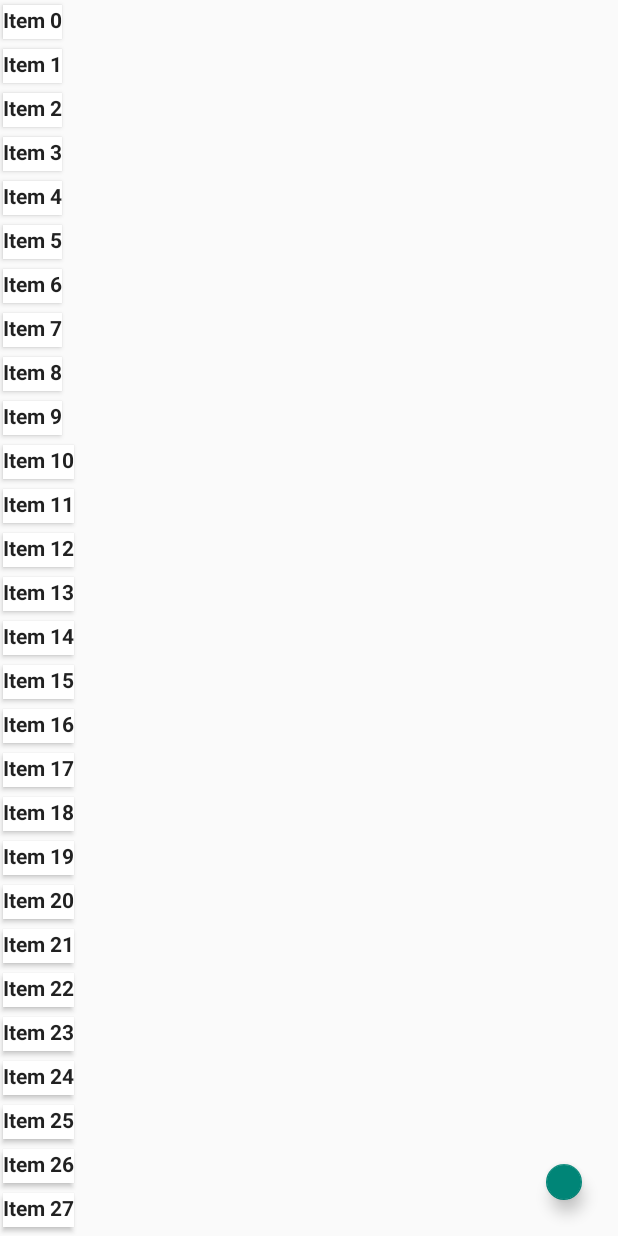
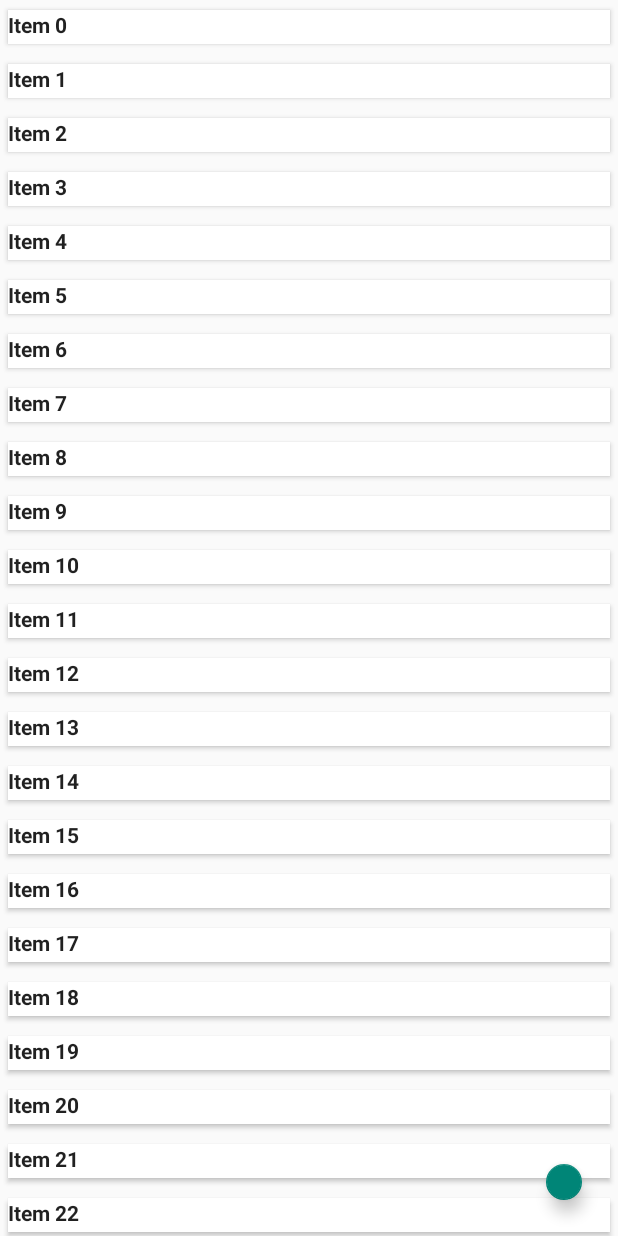
Before and after one commit to klimovbv/CatcallMessenger, an Android app: the screen it shows after launch (MainActivity), on a phone screen of 412 x 824 dp. Run offline under Robolectric (Android 15) with nearby library versions, the phone set to English and light mode, and no system bars; 2 statements that could not run were skipped.

Commit message:
FloatingButton, RecyclerView and CardView(2)

```diff
--- a/app/src/main/java/com/example/boss/locationid/MyRecycleAdapter.java
+++ b/app/src/main/java/com/example/boss/locationid/MyRecycleAdapter.java
@@ -18,7 +18,7 @@ public class MyRecycleAdapter extends RecyclerView.Adapter<MyRecycleAdapter.View
     }
     @Override
     public MyRecycleAdapter.ViewHolder onCreateViewHolder(ViewGroup parent, int viewType) {
-        View itemLayoutView = LayoutInflater.from(parent.getContext()).inflate(R.layout.item_view, null);
+        View itemLayoutView = LayoutInflater.from(parent.getContext()).inflate(R.layout.item_view, parent, false);
         ViewHolder viewHolder = new ViewHolder(itemLayoutView);
         return viewHolder;
     }
```
